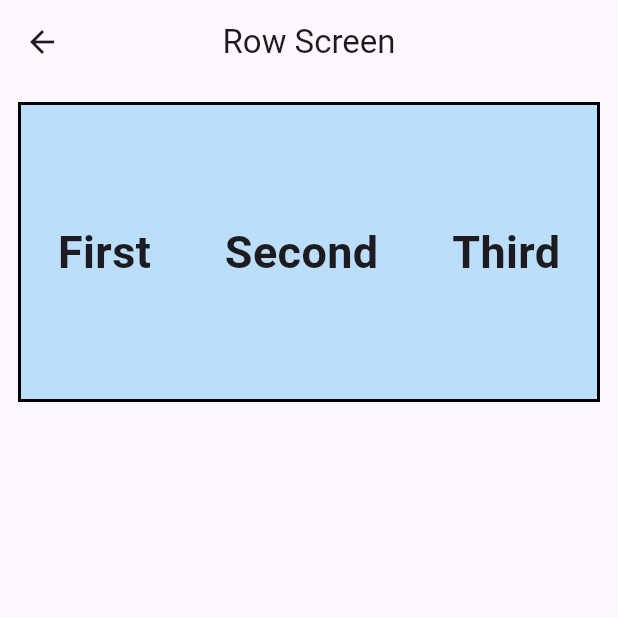
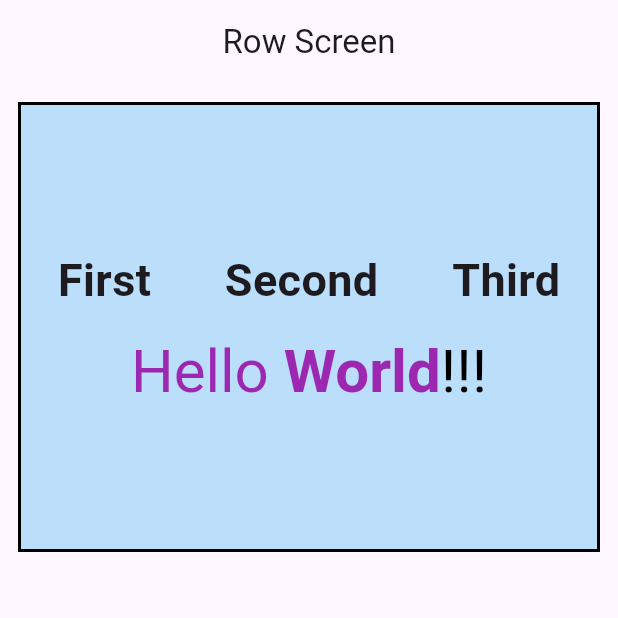
Before and after one commit to Garima-Shrestha/batch35a_flutter_project, a Flutter app: the RowScreen screen opened directly, on a phone screen of 412 x 824 dp, the top half of it. Run offline on Flutter 3.47's test engine with Material 3 defaults, Android fonts, the phone set to English and light mode, and no system bars.

Commit message:
Added Rich Text in row screen

```diff
--- a/lib/app.dart
+++ b/lib/app.dart
@@ -17,8 +17,8 @@ class App extends StatelessWidget {
         // home: SimpleInterest(),
         // home: RichTextScreen(),
       // home: FlutterLayoutScreen(),
-      // home: RowScreen(),
-      home: ColumnScreen(),
+      home: RowScreen(),
+      // home: ColumnScreen(),
 
             debugShowCheckedModeBanner: false,    // debug banner hatauna
     );
--- a/lib/screens/row_screen.dart
+++ b/lib/screens/row_screen.dart
@@ -1,3 +1,39 @@
+// //HOMEWORK
+//
+// import 'package:flutter/material.dart';
+//
+// class RowScreen extends StatelessWidget {
+//   const RowScreen({super.key});
+//
+//   @override
+//   Widget build(BuildContext context) {
+//     return Scaffold(
+//       appBar: AppBar(title: Text("Row Screen"), centerTitle: true),
+//       body: Padding(
+//         padding: EdgeInsets.all(12.0),
+//         child: Container(
+//           height: 200,
+//           width: 400,
+//           decoration: BoxDecoration(
+//             color: Colors.blue[100],
+//             border: Border.all(color: Colors.black, width: 2),
+//           ),
+//           child: Row(
+//             mainAxisAlignment: MainAxisAlignment.spaceAround,   // equal spacing around each child
+//             crossAxisAlignment: CrossAxisAlignment.center,
+//             children: [
+//               Text("First", style: TextStyle(fontSize: 30, fontWeight: FontWeight.bold)),
+//               Text("Second", style: TextStyle(fontSize: 30, fontWeight: FontWeight.bold)),
+//               Text("Third", style: TextStyle(fontSize: 30, fontWeight: FontWeight.bold)),
+//             ],
+//           )
+//         ),
+//       ),
+//     );
+//   }
+// }
+
+
 //HOMEWORK
 
 import 'package:flutter/material.dart';
@@ -12,13 +48,17 @@ class RowScreen extends StatelessWidget {
       body: Padding(
         padding: EdgeInsets.all(12.0),
         child: Container(
-          height: 200,
+            height: 300,
             width: 400,
             decoration: BoxDecoration(
               color: Colors.blue[100],
               border: Border.all(color: Colors.black, width: 2),
             ),
-          child: Row(
+            child: Column(
+              mainAxisAlignment: MainAxisAlignment.center,  // vertical placement inside container
+              crossAxisAlignment: CrossAxisAlignment.center, // aligns Row to center horizontally
+              children: [
+                Row(
                   mainAxisAlignment: MainAxisAlignment.spaceAround,   // equal spacing around each child
                   crossAxisAlignment: CrossAxisAlignment.center,
                   children: [
@@ -26,6 +66,26 @@ class RowScreen extends StatelessWidget {
                     Text("Second", style: TextStyle(fontSize: 30, fontWeight: FontWeight.bold)),
                     Text("Third", style: TextStyle(fontSize: 30, fontWeight: FontWeight.bold)),
                   ],
+                ),
+
+                SizedBox(height: 16), // spacing between lines
+                RichText(
+                    text: const TextSpan(
+                        text: "Hello ",
+                        style: TextStyle(color: Colors.purple, fontSize: 40),
+                        children: <TextSpan>[
+                          TextSpan(
+                              text: "World",
+                              style: TextStyle(fontWeight: FontWeight.bold)
+                          ),
+                          TextSpan(
+                              text: "!!!",
+                              style: TextStyle(color: Colors.black)
+                          )
+                        ]
+                    )
+                ),
+              ],
             )
         ),
       ),
```
Lines whose indentation alone changed are shown as unchanged.
